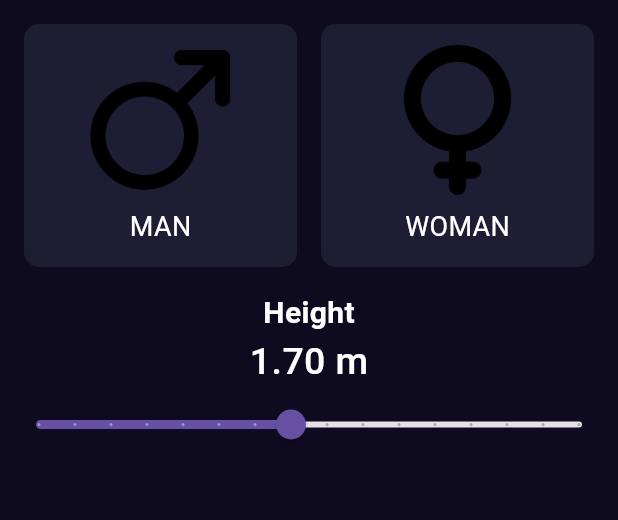
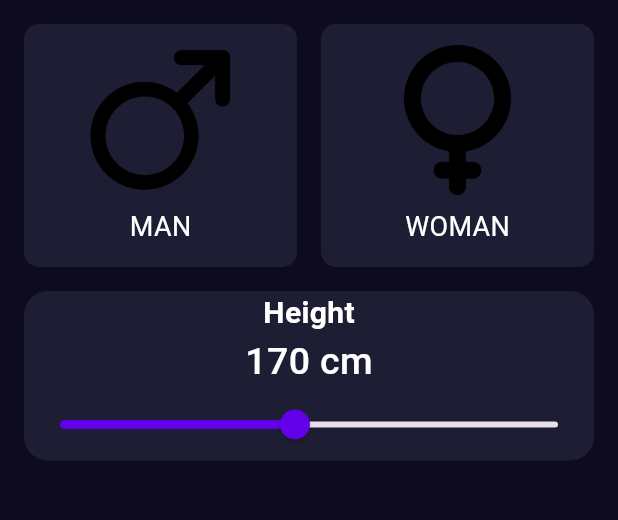
Before and after one commit to Drako9159/flutter-basic-example, a Flutter app: the screen it shows after launch, on a phone screen of 412 x 824 dp, the part 90-610 px from its top. Run offline on Flutter 3.47's test engine with Material 3 defaults, Android fonts, the phone set to English and light mode, and no system bars.

Commit message:
feat(): define view number selector

```diff
--- a/imc_calculator/lib/components/height_selector.dart
+++ b/imc_calculator/lib/components/height_selector.dart
@@ -1,4 +1,5 @@
 import 'package:flutter/material.dart';
+import 'package:imc_calculator/core/app_colors.dart';
 
 class HeightSelector extends StatefulWidget {
   const HeightSelector({super.key});
@@ -8,11 +9,18 @@ class HeightSelector extends StatefulWidget {
 }
 
 class _HeightSelectorState extends State<HeightSelector> {
-  double height = 1.70; // Default height value
+  double height = 170; // Default height value
 
   @override
   Widget build(BuildContext context) {
-    return Column(
+    return Padding(
+      padding: const EdgeInsets.only(left: 16, right: 16),
+      child: Container(
+        decoration: BoxDecoration(
+          color: AppColors.backgroundComponent,
+          borderRadius: BorderRadius.circular(16),
+        ),
+        child: Column(
           children: [
             const Text(
               "Height",
@@ -23,7 +31,7 @@ class _HeightSelectorState extends State<HeightSelector> {
               ),
             ),
             Text(
-          "${height.toStringAsFixed(2)} m",
+              "${height.toStringAsFixed(0)} cm",
               style: const TextStyle(
                 fontSize: 25,
                 fontWeight: FontWeight.w500,
@@ -32,10 +40,11 @@ class _HeightSelectorState extends State<HeightSelector> {
             ),
             Slider(
               value: height,
-          min: 1.0,
-          max: 2.5,
-          divisions: 15,
-          label: "${height.toStringAsFixed(2)} m",
+              min: 100,
+              max: 250,
+              divisions: 70,
+              activeColor: AppColors.primary,
+              label: "${height.toStringAsFixed(0)} cm",
               onChanged: (value) {
                 setState(() {
                   height = value;
@@ -43,6 +52,8 @@ class _HeightSelectorState extends State<HeightSelector> {
               },
             ),
           ],
+        ),
+      ),
     );
   }
 }
--- /dev/null
+++ b/imc_calculator/lib/components/number_selector.dart
@@ -0,0 +1,15 @@
+import 'package:flutter/material.dart';
+
+class NumberSelector extends StatefulWidget {
+  const NumberSelector({super.key});
+
+  @override
+  State<NumberSelector> createState() => _NumberSelectorState();
+}
+
+class _NumberSelectorState extends State<NumberSelector> {
+  @override
+  Widget build(BuildContext context) {
+    return const Placeholder();
+  }
+}
--- a/imc_calculator/pubspec.yaml
+++ b/imc_calculator/pubspec.yaml
@@ -1,7 +1,7 @@
 name: imc_calculator
 description: "IMC Calculator"
 publish_to: 'none'
-version: 0.1.1
+version: 0.1.0
 
 environment:
   sdk: ^3.7.2
```
Lines whose indentation alone changed are shown as unchanged.
